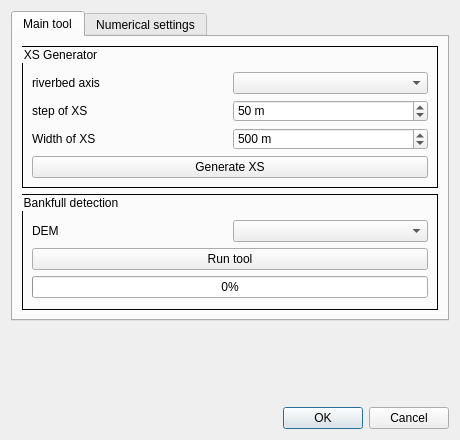
This is ui_bankfulldetection.ui in pierluigiderosa/BankFullDetection as Qt 5 draws it before an edit. The edited form follows.
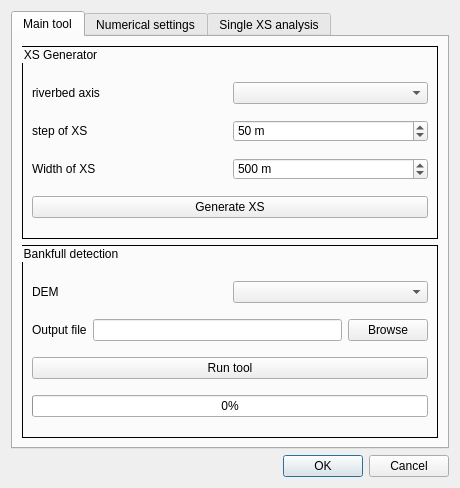
This is the edited form. The open tabs and pages were chosen to show the change.

Commit message: Added single XS analysis

What changed in the file:
```diff
--- a/ui_bankfulldetection.ui
+++ b/ui_bankfulldetection.ui
@@ -7,7 +7,7 @@
     <x>0</x>
     <y>0</y>
     <width>460</width>
-    <height>440</height>
+    <height>488</height>
    </rect>
   </property>
   <property name="windowTitle">
@@ -52,9 +52,15 @@
           <bool>false</bool>
          </property>
          <layout class="QVBoxLayout" name="verticalLayout_3">
+          <property name="leftMargin">
+           <number>9</number>
+          </property>
           <property name="topMargin">
            <number>25</number>
           </property>
+          <property name="bottomMargin">
+           <number>9</number>
+          </property>
           <item>
            <layout class="QHBoxLayout" name="horizontalLayout">
             <item>
@@ -156,6 +162,27 @@
             </item>
            </layout>
           </item>
+          <item>
+           <layout class="QHBoxLayout" name="horizontalLayout_5">
+            <item>
+             <widget class="QLabel" name="label_8">
+              <property name="text">
+               <string>Output file</string>
+              </property>
+             </widget>
+            </item>
+            <item>
+             <widget class="QLineEdit" name="ShpSaveLine"/>
+            </item>
+            <item>
+             <widget class="QPushButton" name="ShpSaveBtn">
+              <property name="text">
+               <string>Browse</string>
+              </property>
+             </widget>
+            </item>
+           </layout>
+          </item>
           <item>
            <widget class="QPushButton" name="buttonProf">
             <property name="text">
@@ -249,8 +276,32 @@
        </item>
       </layout>
      </widget>
-    </widget>
-   </item>
+     <widget class="QWidget" name="tab_3">
+      <attribute name="title">
+       <string>Single XS analysis</string>
+      </attribute>
+      <layout class="QVBoxLayout" name="verticalLayout_6">
+       <item>
+        <widget class="QLabel" name="label_9">
+         <property name="text">
+          <string>Select one feature from XS and press Plot.</string>
+         </property>
+        </widget>
+       </item>
+       <item>
+        <widget class="QPushButton" name="selXS">
+         <property name="text">
+          <string>Plot</string>
+         </property>
+        </widget>
+       </item>
+       <item>
+        <layout class="QVBoxLayout" name="layout_plot">
+         <item>
+          <widget class="QWidget" name="widget" native="true"/>
+         </item>
+        </layout>
+       </item>
    <item>
     <spacer name="verticalSpacer">
      <property name="orientation">
@@ -263,6 +314,10 @@
       </size>
      </property>
     </spacer>
+       </item>
+      </layout>
+     </widget>
+    </widget>
    </item>
    <item>
     <widget class="QDialogButtonBox" name="buttonBox">
```
Left out of the diff: 4 changed lines with no effect on the pictures. Lines whose indentation alone changed are shown as unchanged. The commit also changes 7 other files.
